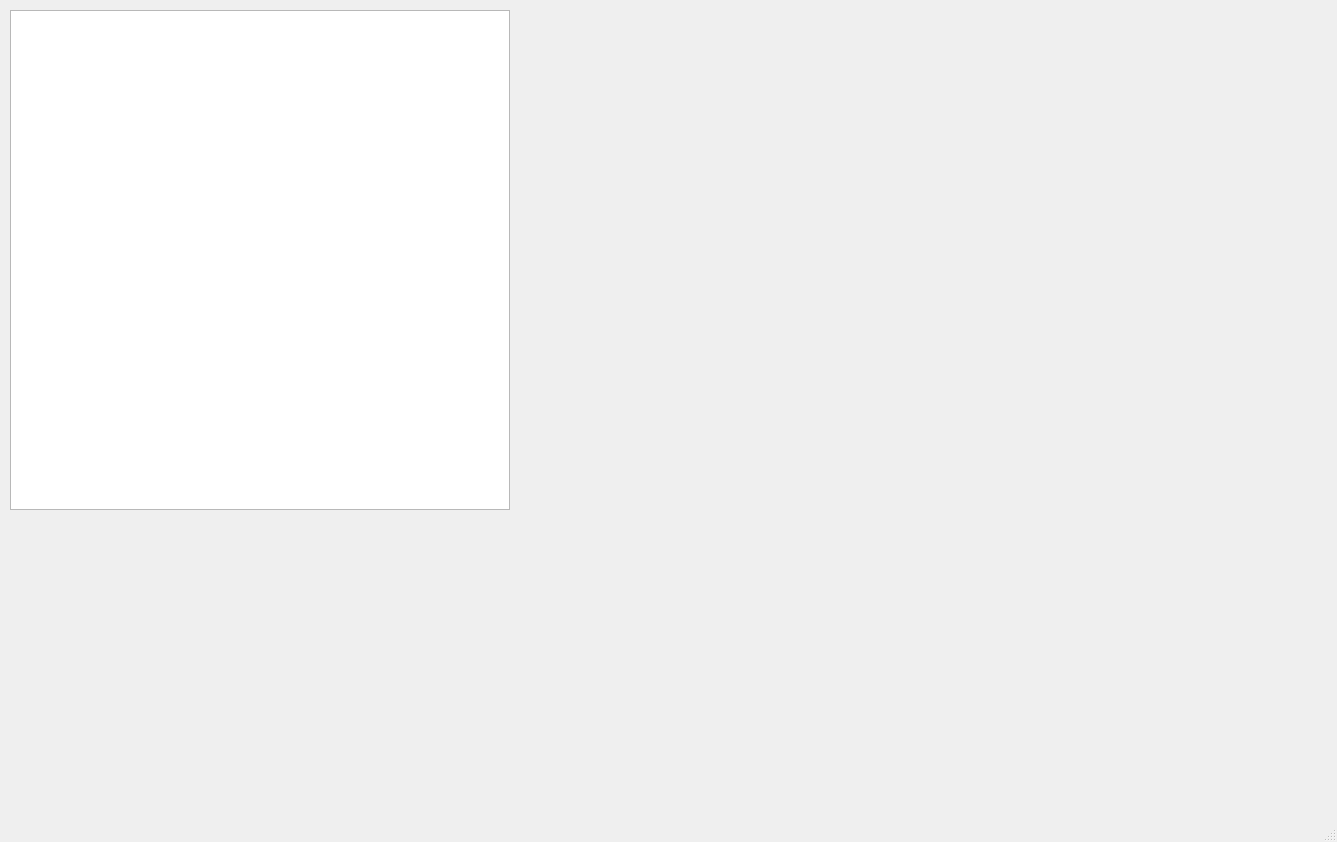
First picture: the form in Game/mainwindow.ui, repository KahalaV/OTEK, before the edit.
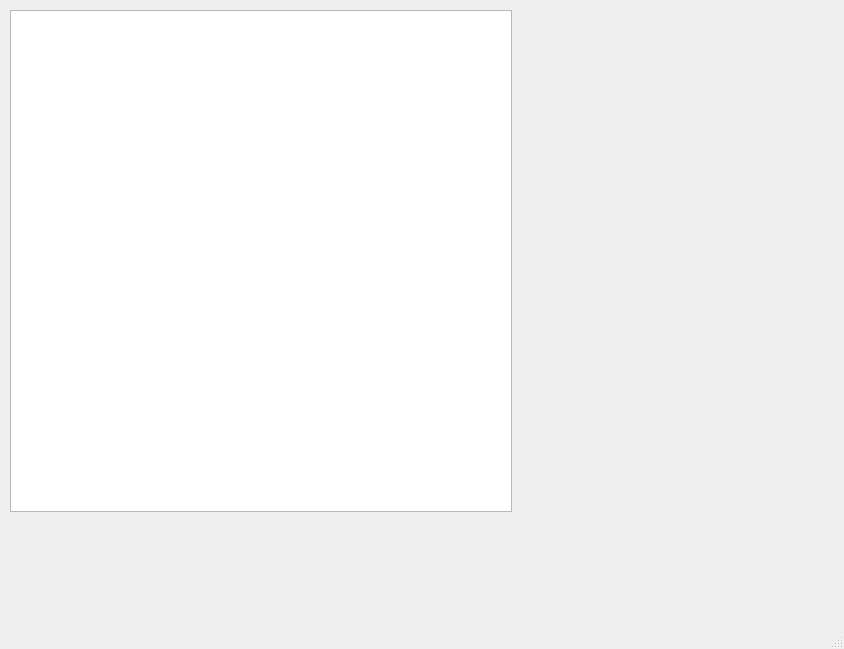
Second picture: the form after the edit.

What changed in the file:
```diff
--- a/Game/mainwindow.ui
+++ b/Game/mainwindow.ui
@@ -6,8 +6,8 @@
    <rect>
     <x>0</x>
     <y>0</y>
-    <width>1337</width>
-    <height>842</height>
+    <width>844</width>
+    <height>649</height>
    </rect>
   </property>
   <property name="windowTitle">
@@ -19,8 +19,8 @@
      <rect>
       <x>10</x>
       <y>10</y>
-      <width>500</width>
-      <height>500</height>
+      <width>502</width>
+      <height>502</height>
      </rect>
     </property>
     <property name="sizePolicy">
```
Left out of the diff: 2 changed lines with no effect on the pictures.
